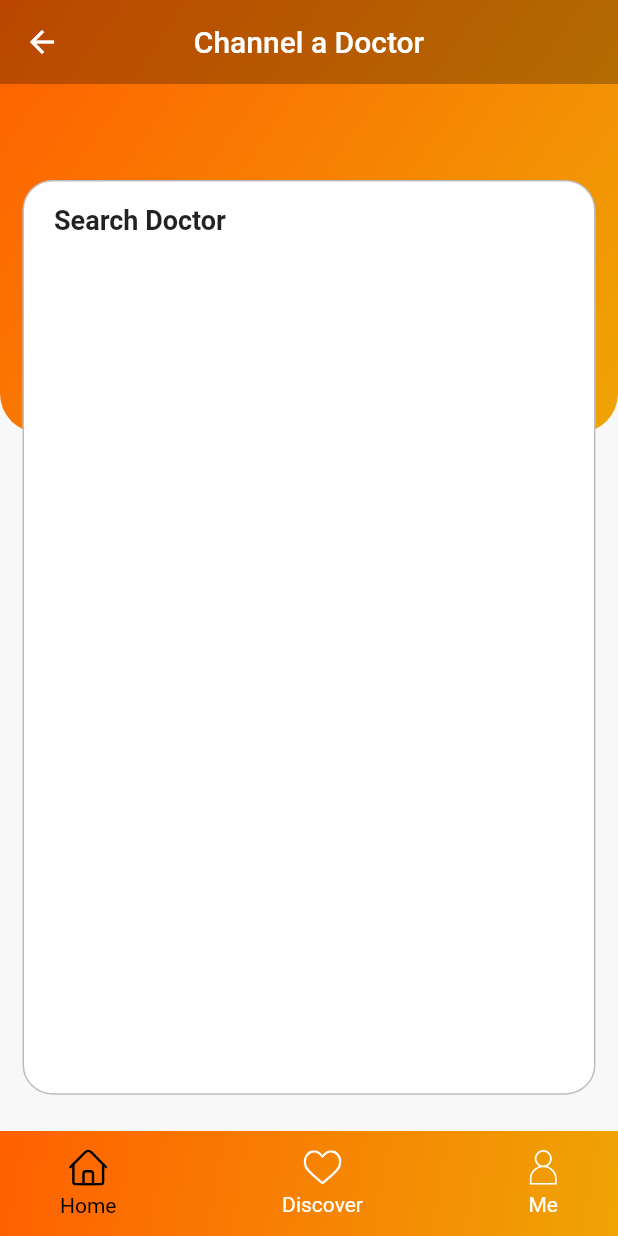
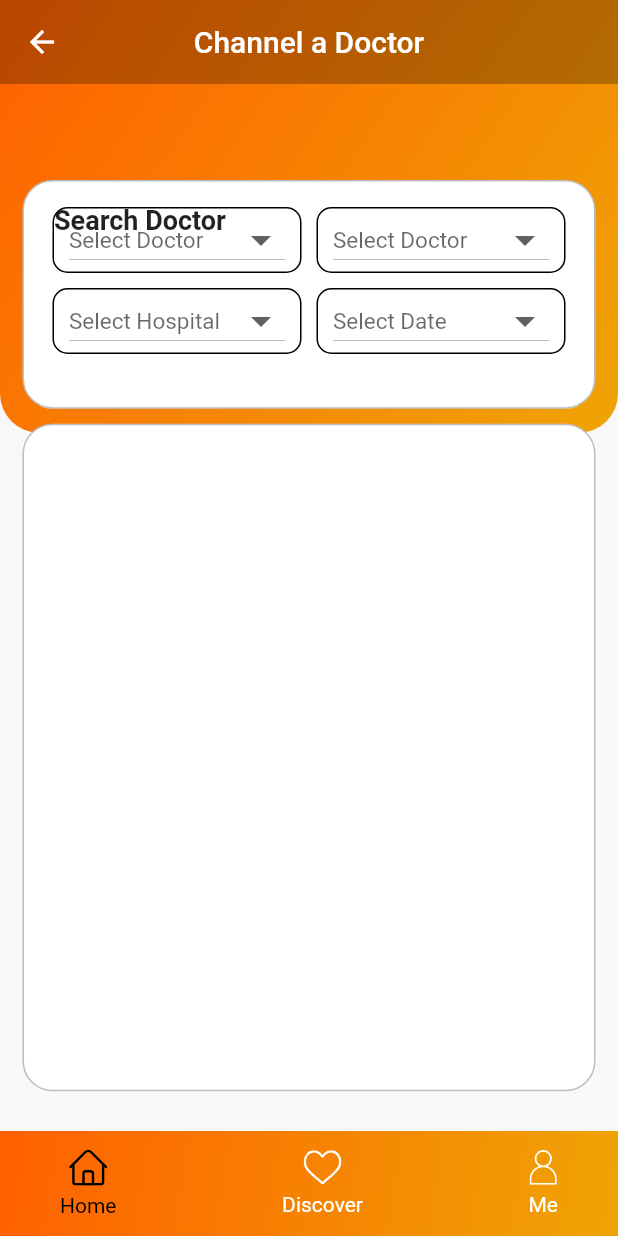
Before and after one commit to KavinduLiyanage/Hemas-Health-App, a Flutter app: the DoctorResult screen opened directly, on a phone screen of 412 x 824 dp. Run offline on Flutter 3.47's test engine with Material 2 defaults, Android fonts, the phone set to English and light mode, and no system bars; our stand-ins replace flutter_svg, image_picker; missing offline and left inert: adobe_xd; project files that could hold a hidden picture were left out.

Commit message:
Add Mini Drop-Down

```diff
--- a/lib/ChannelDoctor/doctorResult.dart
+++ b/lib/ChannelDoctor/doctorResult.dart
@@ -1,6 +1,8 @@
 import 'package:flutter/cupertino.dart';
 import 'package:flutter/material.dart';
+import 'package:hemashealth/widgets/Mini_Drop_down_card.dart';
 import 'package:hemashealth/widgets/bottom_nav_bar.dart';
+import 'package:hemashealth/widgets/Drop_down_card.dart';
 import '../constants.dart';
 
 void main() {
@@ -66,7 +68,7 @@ class DoctorResult extends StatelessWidget {
           Container(
             //padding: EdgeInsets.all(100),
             margin: EdgeInsets.fromLTRB(15, 120, 15, 0),
-            height: size.height * contentAreaHeight,
+            height: size.height * contentAreaHeight * 0.25,
             width: size.height * contentAreaWidth,
             decoration: BoxDecoration(
               border: Border.all(color: Colors.black26),
@@ -97,10 +99,64 @@ class DoctorResult extends StatelessWidget {
                       //child: SvgPicture.asset("assets/icons/menuIcon.svg"),
                     ),
                   ),
+                  Expanded(
+                    child: Padding(
+                      padding: const EdgeInsets.fromLTRB(10, 20, 10, 0),
+                      child: GridView.count(
+                        crossAxisCount: 1,
+                        childAspectRatio: 8,
+                        crossAxisSpacing: 10,
+                        mainAxisSpacing: 10,
+                        children: <Widget>[
+                          Row(children: <Widget>[
+                            Expanded(
+                                child: Row(children: <Widget>[
+                              Expanded(
+                                  child: MiniDropDownCard(
+                                      hint: "Select Doctor",
+                                      list: ['A', 'B', 'C', 'D'])),
+                              Expanded(
+                                  child: MiniDropDownCard(
+                                      hint: "Select Doctor",
+                                      list: ['A', 'B', 'C', 'D']))
+                            ]))
+                          ]),
+                          Row(children: <Widget>[
+                            Expanded(
+                                child: Row(children: <Widget>[
+                              Expanded(
+                                  child: MiniDropDownCard(
+                                      hint: "Select Hospital",
+                                      list: ['A', 'B', 'C', 'D'])),
+                              Expanded(
+                                  child: MiniDropDownCard(
+                                      hint: "Select Date",
+                                      list: ['A', 'B', 'C', 'D']))
+                            ]))
+                          ])
+                        ],
+                      ),
+                    ),
+                  ),
                 ],
               ),
             ),
-          )
+          ),
+          Container(
+            //padding: EdgeInsets.all(100),
+            margin: EdgeInsets.fromLTRB(
+                15, 130 + size.height * contentAreaHeight * 0.25, 15, 0),
+            height: size.height * contentAreaHeight * 0.73,
+            width: size.height * contentAreaWidth,
+            decoration: BoxDecoration(
+              border: Border.all(color: Colors.black26),
+              color: Colors.white,
+              borderRadius: BorderRadius.all(Radius.circular(20)),
+            ),
+            child: Container(
+              padding: EdgeInsets.fromLTRB(20, 15, 0, 0),
+            ),
+          ),
         ],
       ),
     );
--- /dev/null
+++ b/lib/widgets/Mini_Drop_down_card.dart
@@ -0,0 +1,43 @@
+import 'package:flutter/material.dart';
+import '../constants.dart';
+
+class MiniDropDownCard extends StatelessWidget {
+  final String hint;
+  final List list;
+  const MiniDropDownCard({
+    Key key,
+    this.hint,
+    this.list,
+  }) : super(key: key);
+
+  @override
+  Widget build(BuildContext context) {
+    return Padding(
+      padding: const EdgeInsets.fromLTRB(5, 0, 5, 0),
+      child: Container(
+        padding: const EdgeInsets.fromLTRB(10, 0, 10, 0),
+        decoration: BoxDecoration(
+            border: Border.all(color: Colors.black, width: 1.0),
+            borderRadius: BorderRadius.circular(10)),
+        child: Center(
+          child: new DropdownButton<String>(
+            hint: Text(this.hint),
+            dropdownColor: Colors.grey,
+            elevation: 5,
+            icon: Icon(Icons.arrow_drop_down),
+            iconSize: 32.0,
+            isExpanded: true,
+            style: TextStyle(fontSize: 15),
+            items: list.map((value) {
+              return new DropdownMenuItem<String>(
+                value: value,
+                child: new Text(value),
+              );
+            }).toList(),
+            onChanged: (_) {},
+          ),
+        ),
+      ),
+    );
+  }
+}
```
